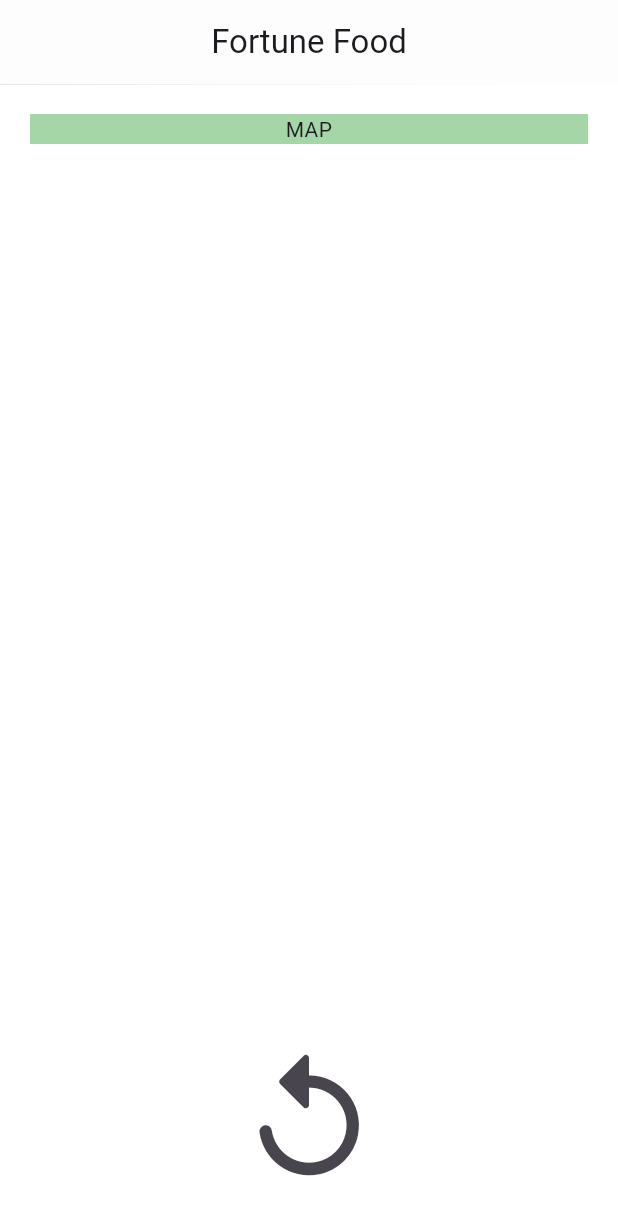
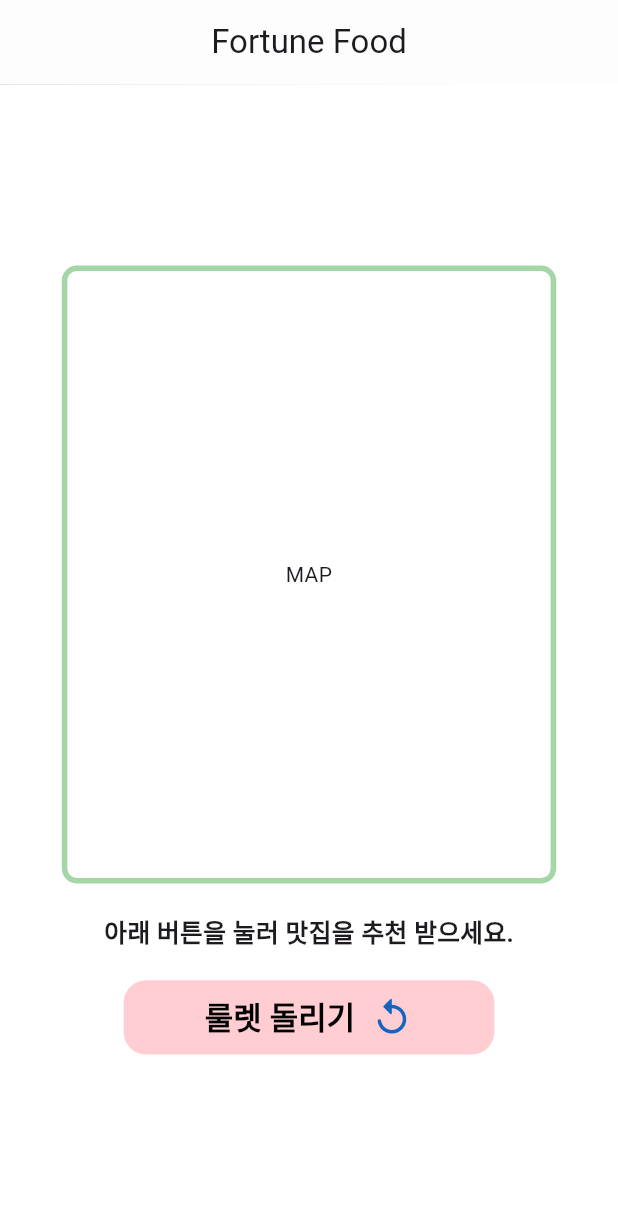
Before and after one commit to JHG0127/fortunefood_app, a Flutter app: the screen it shows after launch, on a phone screen of 412 x 824 dp. Shown: the top 1215 px of the screen. Run offline on Flutter 3.47's test engine with Material 3 defaults, Android fonts, the phone set to English and light mode, and no system bars.

Commit message:
mainscreen create v2

```diff
--- a/lib/screens/main_screen.dart
+++ b/lib/screens/main_screen.dart
@@ -10,7 +10,12 @@ class MainScreen extends StatefulWidget {
 class _MainScreenState extends State<MainScreen> {
   @override
   Widget build(BuildContext context) {
-    return Scaffold(
+    Size screenSize = MediaQuery.of(context).size;
+    double screenWidth = screenSize.width;
+    double screenHeight = screenSize.height;
+
+    return SafeArea(
+      child: Scaffold(
         backgroundColor: Colors.white,
         appBar: AppBar(
           centerTitle: true,
@@ -18,29 +23,70 @@ class _MainScreenState extends State<MainScreen> {
           backgroundColor: Colors.white,
           elevation: 0.2,
           shadowColor: Colors.grey.shade300,
+          leading: Container(),
         ),
-      body: Padding(
-        padding: const EdgeInsets.symmetric(vertical: 20.0, horizontal: 20.0),
-        child: Column(
-          mainAxisAlignment: MainAxisAlignment.spaceBetween,
+        body: Column(
+          mainAxisAlignment: MainAxisAlignment.center,
+          crossAxisAlignment: CrossAxisAlignment.center,
           children: [
-            Row(
-              mainAxisAlignment: MainAxisAlignment.center,
-              children: [
-                // SizedBox(width: 20),
-                Expanded(
-                  flex: 1,
+            Center(
               child: Container(
-                    decoration: BoxDecoration(color: Colors.green.shade200),
-                    child: Text('MAP', textAlign: TextAlign.center),
+                decoration: BoxDecoration(
+                  // color: Colors.green.shade200,
+                  borderRadius: BorderRadius.circular(10),
+                  border: Border.all(
+                    color: Colors.green.shade200,
+                    width: screenWidth * 0.009,
                   ),
                 ),
-                // SizedBox(width: 20),
+                width: screenWidth * 0.8,
+                height: screenHeight * 0.5,
+                child: Center(child: Text('MAP', textAlign: TextAlign.center)),
+              ),
+            ),
+            SizedBox(height: screenHeight * 0.024),
+            Text(
+              '아래 버튼을 눌러 맛집을 추천 받으세요.',
+              style: TextStyle(
+                fontSize: screenWidth * 0.04,
+                fontWeight: FontWeight.bold,
+              ),
+            ),
+            SizedBox(height: screenHeight * 0.024),
+            ElevatedButton(
+              onPressed: () {
+                print('룰렛 돌리기');
+              },
+              style: ElevatedButton.styleFrom(
+                backgroundColor: Colors.red.shade100,
+                // foregroundColor: Colors.blue.shade100,
+                minimumSize: Size(screenWidth * 0.6, screenHeight * 0.06),
+                shape: RoundedRectangleBorder(
+                  borderRadius: BorderRadius.circular(15),
+                ),
+                elevation: 0,
+                shadowColor: Colors.transparent,
+              ),
+              child: Row(
+                mainAxisAlignment: MainAxisAlignment.center,
+                mainAxisSize: MainAxisSize.min, // Row가 버튼 크기에 맞게
+                children: [
+                  Text(
+                    "룰렛 돌리기",
+                    style: TextStyle(
+                      fontSize: screenWidth * 0.05,
+                      fontWeight: FontWeight.w600,
+                      color: Colors.black,
+                    ),
+                  ),
+                  SizedBox(width: screenWidth * 0.024),
+                  Icon(
+                    Icons.replay_rounded,
+                    size: screenWidth * 0.07,
+                    color: Colors.blue.shade800,
+                  ),
                 ],
               ),
-            IconButton(
-              onPressed: () {},
-              icon: Icon(Icons.replay_rounded, size: 100),
             ),
           ],
         ),
--- a/pubspec.yaml
+++ b/pubspec.yaml
@@ -58,9 +58,8 @@ flutter:
   uses-material-design: true
 
   # To add assets to your application, add an assets section, like this:
-  # assets:
-  #   - images/a_dot_burr.jpeg
-  #   - images/a_dot_ham.jpeg
+  assets:
+    - assets/roullet.png
 
   # An image asset can refer to one or more resolution-specific "variants", see
   # https://flutter.dev/to/resolution-aware-images
```
Also changed, not shown: assets/roullet.png (added). Lines whose indentation alone changed are shown as unchanged.
